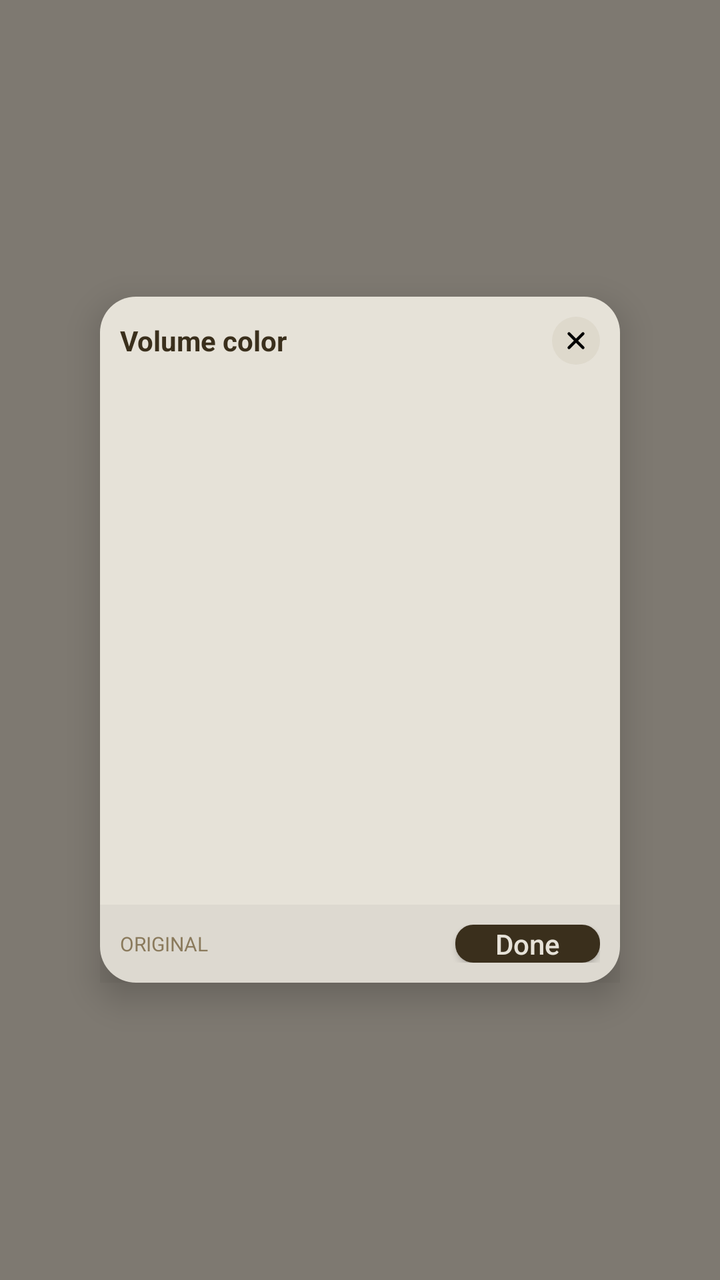
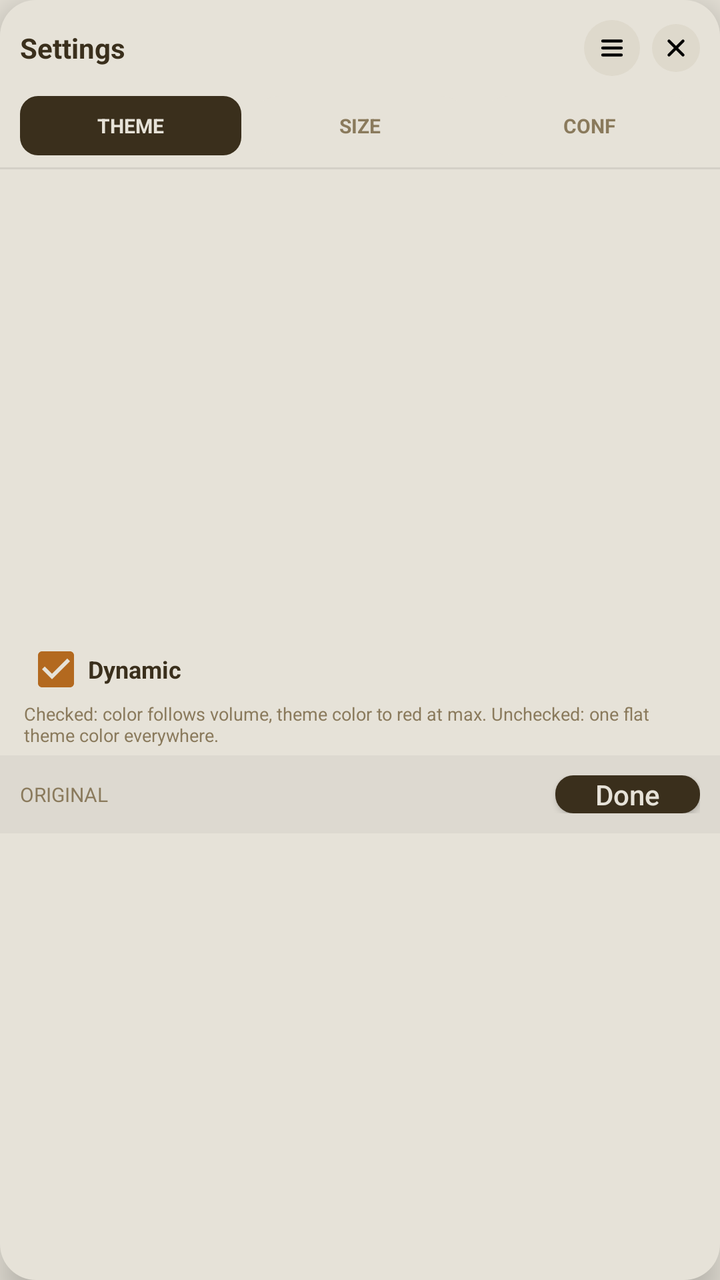

Two renders of the same Android screen: before a commit and after it. Below are the layout's source before the change and the commit's diff.
<!-- AndroidManifest.xml: application theme AppTheme -->
<!-- res/layout/overlay_theme_popup.xml -->
<?xml version="1.0" encoding="utf-8"?>
<FrameLayout xmlns:android="http://schemas.android.com/apk/res/android"
    android:layout_width="match_parent"
    android:layout_height="match_parent"
    android:background="#7F140F08">

    <LinearLayout
        android:layout_width="260dp"
        android:layout_height="wrap_content"
        android:layout_gravity="center"
        android:orientation="vertical"
        android:background="@drawable/bg_panel_card"
        android:elevation="10dp">

        <LinearLayout
            android:layout_width="match_parent"
            android:layout_height="wrap_content"
            android:orientation="horizontal"
            android:gravity="center_vertical"
            android:padding="10dp">

            <TextView
                android:layout_width="0dp"
                android:layout_height="wrap_content"
                android:layout_weight="1"
                android:text="Volume color"
                android:textColor="@color/ink"
                android:textSize="14sp"
                android:textStyle="bold" />

            <ImageButton
                android:id="@+id/themeClose"
                android:layout_width="24dp"
                android:layout_height="24dp"
                android:background="@drawable/bg_round_button"
                android:src="@drawable/ic_close"
                android:scaleType="center"
                android:contentDescription="Close" />
        </LinearLayout>

        <ScrollView
            android:layout_width="match_parent"
            android:layout_height="260dp">

            <GridLayout
                android:id="@+id/themeGrid"
                android:layout_width="match_parent"
                android:layout_height="wrap_content"
                android:columnCount="4"
                android:padding="8dp" />
        </ScrollView>

        <LinearLayout
            android:layout_width="match_parent"
            android:layout_height="wrap_content"
            android:orientation="horizontal"
            android:gravity="center_vertical"
            android:padding="10dp"
            android:background="#0A000000">

            <TextView
                android:id="@+id/themeCurrent"
                android:layout_width="0dp"
                android:layout_height="wrap_content"
                android:layout_weight="1"
                android:text="Original"
                android:textColor="#8A7A5C"
                android:textSize="10sp"
                android:textAllCaps="true" />

            <Button
                android:id="@+id/themeDone"
                android:layout_width="wrap_content"
                android:layout_height="wrap_content"
                android:minWidth="0dp"
                android:minHeight="0dp"
                android:paddingStart="20dp"
                android:paddingEnd="20dp"
                android:text="Done"
                android:textAllCaps="false"
                android:textColor="@color/cream"
                android:background="@drawable/bg_done_button" />
        </LinearLayout>
    </LinearLayout>

</FrameLayout>
<!-- resources referenced by this layout -->
<resources>
  <color name="cream">#E6E2D8</color>
  <color name="ink">#3A2F1C</color>
  <!-- drawable bg_done_button (drawable) -->
  <?xml version="1.0" encoding="utf-8"?>
  <shape xmlns:android="http://schemas.android.com/apk/res/android" android:shape="rectangle">
      <solid android:color="@color/ink" />
      <corners android:radius="9dp" />
  </shape>
  <!-- drawable bg_panel_card (drawable) -->
  <?xml version="1.0" encoding="utf-8"?>
  <shape xmlns:android="http://schemas.android.com/apk/res/android" android:shape="rectangle">
      <solid android:color="@color/cream" />
      <corners android:radius="18dp" />
  </shape>
  <!-- drawable bg_round_button (drawable) -->
  <?xml version="1.0" encoding="utf-8"?>
  <shape xmlns:android="http://schemas.android.com/apk/res/android" android:shape="oval">
      <solid android:color="@color/cream_dark" />
  </shape>
  <!-- drawable ic_close (drawable) -->
  <vector xmlns:android="http://schemas.android.com/apk/res/android"
      android:width="14dp"
      android:height="14dp"
      android:viewportWidth="24"
      android:viewportHeight="24">
      <path
          android:strokeColor="#FF000000"
          android:strokeWidth="2.5"
          android:strokeLineCap="round"
          android:pathData="M6,6l12,12M18,6L6,18" />
  </vector>
  <style name="AppTheme" parent="Theme.AppCompat.DayNight.NoActionBar">
          <item name="colorPrimary">@color/accent</item>
          <item name="colorPrimaryDark">@color/ink</item>
          <item name="colorAccent">@color/accent</item>
          <item name="android:windowBackground">@color/cream</item>
      </style>
  <color name="cream_dark">#DED9CC</color>
  <color name="accent">#B3691F</color>
</resources>

<!-- the commit's change to res/layout/overlay_theme_popup.xml (unified diff, before → after) -->
@@ -1,86 +1,309 @@
 <?xml version="1.0" encoding="utf-8"?>
-<FrameLayout xmlns:android="http://schemas.android.com/apk/res/android"
-    android:layout_width="match_parent"
-    android:layout_height="match_parent"
-    android:background="#7F140F08">
-
+<LinearLayout xmlns:android="http://schemas.android.com/apk/res/android"
+    android:layout_width="260dp"
+    android:layout_height="wrap_content"
+    android:orientation="vertical"
+    android:background="@drawable/bg_panel_card"
+    android:elevation="10dp">
+
+    
     <LinearLayout
-        android:layout_width="260dp"
+        android:layout_width="match_parent"
         android:layout_height="wrap_content"
-        android:layout_gravity="center"
-        android:orientation="vertical"
-        android:background="@drawable/bg_panel_card"
-        android:elevation="10dp">
-
+        android:orientation="horizontal"
+        android:gravity="center_vertical"
+        android:padding="10dp">
+
+        <TextView
+            android:layout_width="0dp"
+            android:layout_height="wrap_content"
+            android:layout_weight="1"
+            android:text="Settings"
+            android:textColor="@color/ink"
+            android:textSize="14sp"
+            android:textStyle="bold" />
+
+        <ImageButton
+            android:id="@+id/dragHandle"
+            android:layout_width="28dp"
+            android:layout_height="28dp"
+            android:layout_marginEnd="6dp"
+            android:background="@drawable/bg_round_button"
+            android:src="@drawable/ic_drag"
+            android:scaleType="center"
+            android:contentDescription="Drag to move" />
+
+        <ImageButton
+            android:id="@+id/themeClose"
+            android:layout_width="24dp"
+            android:layout_height="24dp"
+            android:background="@drawable/bg_round_button"
+            android:src="@drawable/ic_close"
+            android:scaleType="center"
+            android:contentDescription="Close" />
+    </LinearLayout>
+
+    
+    <LinearLayout
+        android:id="@+id/tabRow"
+        android:layout_width="match_parent"
+        android:layout_height="wrap_content"
+        android:orientation="horizontal"
+        android:paddingStart="10dp"
+        android:paddingEnd="10dp"
+        android:paddingBottom="6dp">
+
+        <TextView
+            android:id="@+id/tabTheme"
+            android:layout_width="0dp"
+            android:layout_height="wrap_content"
+            android:layout_weight="1"
+            android:layout_marginEnd="4dp"
+            android:gravity="center"
+            android:padding="8dp"
+            android:text="Theme"
+            android:textAllCaps="true"
+            android:textSize="10sp"
+            android:textStyle="bold"
+            android:textColor="@color/cream"
+            android:background="@drawable/bg_done_button" />
+
+        <TextView
+            android:id="@+id/tabSize"
+            android:layout_width="0dp"
+            android:layout_height="wrap_content"
+            android:layout_weight="1"
+            android:layout_marginEnd="4dp"
+            android:gravity="center"
+            android:padding="8dp"
+            android:text="Size"
+            android:textAllCaps="true"
+            android:textSize="10sp"
+            android:textStyle="bold"
+            android:textColor="#8A7A5C"
+            android:background="@drawable/bg_small_button" />
+
+        <TextView
+            android:id="@+id/tabConf"
+            android:layout_width="0dp"
+            android:layout_height="wrap_content"
+            android:layout_weight="1"
+            android:gravity="center"
+            android:padding="8dp"
+            android:text="Conf"
+            android:textAllCaps="true"
+            android:textSize="10sp"
+            android:textStyle="bold"
+            android:textColor="#8A7A5C"
+            android:background="@drawable/bg_small_button" />
+    </LinearLayout>
+
+    <View
+        android:layout_width="match_parent"
+        android:layout_height="1dp"
+        android:background="#14000000" />
+
+    <FrameLayout
+        android:id="@+id/tabContent"
+        android:layout_width="match_parent"
+        android:layout_height="wrap_content">
+
+        
         <LinearLayout
+            android:id="@+id/themeTabContent"
             android:layout_width="match_parent"
             android:layout_height="wrap_content"
-            android:orientation="horizontal"
-            android:gravity="center_vertical"
-            android:padding="10dp">
-
-            <TextView
-                android:layout_width="0dp"
-                android:layout_height="wrap_content"
-                android:layout_weight="1"
-                android:text="Volume color"
-                android:textColor="@color/ink"
-                android:textSize="14sp"
-                android:textStyle="bold" />
-
-            <ImageButton
-                android:id="@+id/themeClose"
-                android:layout_width="24dp"
-                android:layout_height="24dp"
-                android:background="@drawable/bg_round_button"
-                android:src="@drawable/ic_close"
-                android:scaleType="center"
-                android:contentDescription="Close" />
+            android:orientation="vertical">
+
+            <ScrollView
+                android:layout_width="match_parent"
+                android:layout_height="230dp">
+
+                <GridLayout
+                    android:id="@+id/themeGrid"
+                    android:layout_width="match_parent"
+                    android:layout_height="wrap_content"
+                    android:columnCount="4"
+                    android:padding="8dp" />
+            </ScrollView>
+
+            <LinearLayout
+                android:layout_width="match_parent"
+                android:layout_height="wrap_content"
+                android:orientation="horizontal"
+                android:gravity="center_vertical"
+                android:paddingStart="12dp"
+                android:paddingEnd="12dp"
+                android:paddingTop="4dp">
+
+                <CheckBox
+                    android:id="@+id/dynamicCheck"
+                    android:layout_width="wrap_content"
+                    android:layout_height="wrap_content"
+                    android:checked="true"
+                    android:text="Dynamic"
+                    android:textColor="@color/ink"
+                    android:textSize="12sp"
+                    android:textStyle="bold" />
+            </LinearLayout>
+
+            <TextView
+                android:layout_width="match_parent"
+                android:layout_height="wrap_content"
+                android:paddingStart="12dp"
+                android:paddingEnd="12dp"
+                android:paddingBottom="4dp"
+                android:text="Checked: color follows volume, theme color to red at max. Unchecked: one flat theme color everywhere."
+                android:textColor="#8A7A5C"
+                android:textSize="9sp" />
+
+            <LinearLayout
+                android:layout_width="match_parent"
+                android:layout_height="wrap_content"
+                android:orientation="horizontal"
+                android:gravity="center_vertical"
+                android:padding="10dp"
+                android:background="#0A000000">
+
+                <TextView
+                    android:id="@+id/themeCurrent"
+                    android:layout_width="0dp"
+                    android:layout_height="wrap_content"
+                    android:layout_weight="1"
+                    android:text="Original"
+                    android:textColor="#8A7A5C"
+                    android:textSize="10sp"
+                    android:textAllCaps="true" />
+
+                <Button
+                    android:id="@+id/themeDone"
+                    android:layout_width="wrap_content"
+                    android:layout_height="wrap_content"
+                    android:minWidth="0dp"
+                    android:minHeight="0dp"
+                    android:paddingStart="20dp"
+                    android:paddingEnd="20dp"
+                    android:text="Done"
+                    android:textAllCaps="false"
+                    android:textColor="@color/cream"
+                    android:background="@drawable/bg_done_button" />
+            </LinearLayout>
         </LinearLayout>
 
-        <ScrollView
+        
+        <LinearLayout
+            android:id="@+id/sizeTabContent"
             android:layout_width="match_parent"
-            android:layout_height="260dp">
-
-            <GridLayout
-                android:id="@+id/themeGrid"
-                android:layout_width="match_parent"
-                android:layout_height="wrap_content"
-                android:columnCount="4"
-                android:padding="8dp" />
-        </ScrollView>
-
+            android:layout_height="wrap_content"
+            android:orientation="vertical"
+            android:padding="14dp"
+            android:visibility="gone">
+
+            <TextView
+                android:id="@+id/popupSizeLabel"
+                android:layout_width="match_parent"
+                android:layout_height="wrap_content"
+                android:text="Popup size: 260dp"
+                android:textColor="@color/ink"
+                android:textSize="12sp" />
+
+            <SeekBar
+                android:id="@+id/popupSizeSeek"
+                android:layout_width="match_parent"
+                android:layout_height="wrap_content"
+                android:max="160"
+                android:progress="80" />
+
+            <TextView
+                android:id="@+id/panelWidthLabel"
+                android:layout_width="match_parent"
+                android:layout_height="wrap_content"
+                android:layout_marginTop="10dp"
+                android:text="Volume panel width: 150dp"
+                android:textColor="@color/ink"
+                android:textSize="12sp" />
+
+            <SeekBar
+                android:id="@+id/panelWidthSeek"
+                android:layout_width="match_parent"
+                android:layout_height="wrap_content"
+                android:max="150"
+                android:progress="40" />
+
+            <TextView
+                android:id="@+id/panelHeightLabel"
+                android:layout_width="match_parent"
+                android:layout_height="wrap_content"
+                android:layout_marginTop="10dp"
+                android:text="Volume panel height: 150dp"
+                android:textColor="@color/ink"
+                android:textSize="12sp" />
+
+            <SeekBar
+                android:id="@+id/panelHeightSeek"
+                android:layout_width="match_parent"
+                android:layout_height="wrap_content"
+                android:max="170"
+                android:progress="60" />
+        </LinearLayout>
+
+        
         <LinearLayout
+            android:id="@+id/confTabContent"
             android:layout_width="match_parent"
             android:layout_height="wrap_content"
-            android:orientation="horizontal"
-            android:gravity="center_vertical"
-            android:padding="10dp"
-            android:background="#0A000000">
-
-            <TextView
-                android:id="@+id/themeCurrent"
-                android:layout_width="0dp"
-                android:layout_height="wrap_content"
-                android:layout_weight="1"
-                android:text="Original"
-                android:textColor="#8A7A5C"
-                android:textSize="10sp"
-                android:textAllCaps="true" />
-
-            <Button
-                android:id="@+id/themeDone"
-                android:layout_width="wrap_content"
-                android:layout_height="wrap_content"
-                android:minWidth="0dp"
-                android:minHeight="0dp"
-                android:paddingStart="20dp"
-                android:paddingEnd="20dp"
-                android:text="Done"
-                android:textAllCaps="false"
-                android:textColor="@color/cream"
-                android:background="@drawable/bg_done_button" />
+            android:orientation="vertical"
+            android:padding="14dp"
+            android:visibility="gone">
+
+            <TextView
+                android:id="@+id/confMaxLabel"
+                android:layout_width="match_parent"
+                android:layout_height="wrap_content"
+                android:text="Max volume supported: 40"
+                android:textColor="@color/ink"
+                android:textSize="12sp" />
+
+            <SeekBar
+                android:id="@+id/confMaxSeek"
+                android:layout_width="match_parent"
+                android:layout_height="wrap_content"
+                android:max="75"
+                android:progress="15" />
+
+            <TextView
+                android:id="@+id/confLimitLabel"
+                android:layout_width="match_parent"
+                android:layout_height="wrap_content"
+                android:layout_marginTop="10dp"
+                android:text="Limited to: 25"
+                android:textColor="@color/ink"
+                android:textSize="12sp" />
+
+            <SeekBar
+                android:id="@+id/confLimitSeek"
+                android:layout_width="match_parent"
+                android:layout_height="wrap_content"
+                android:max="39"
+                android:progress="24" />
+
+            <TextView
+                android:id="@+id/confSlowLabel"
+                android:layout_width="match_parent"
+                android:layout_height="wrap_content"
+                android:layout_marginTop="10dp"
+                android:text="When go slowly: 20"
+                android:textColor="@color/ink"
+                android:textSize="12sp" />
+
+            <SeekBar
+                android:id="@+id/confSlowSeek"
+                android:layout_width="match_parent"
+                android:layout_height="wrap_content"
+                android:max="25"
+                android:progress="20" />
         </LinearLayout>
-    </LinearLayout>
-
-</FrameLayout>
+
+    </FrameLayout>
+
+</LinearLayout>
<!-- resource entries referenced after the edit -->
@@ -19,6 +19,12 @@
   <shape xmlns:android="http://schemas.android.com/apk/res/android" android:shape="oval">
       <solid android:color="@color/cream_dark" />
   </shape>
+  <!-- drawable bg_small_button (drawable) -->
+  <?xml version="1.0" encoding="utf-8"?>
+  <shape xmlns:android="http://schemas.android.com/apk/res/android" android:shape="rectangle">
+      <solid android:color="@color/cream" />
+      <corners android:radius="999dp" />
+  </shape>
   <!-- drawable ic_close (drawable) -->
   <vector xmlns:android="http://schemas.android.com/apk/res/android"
       android:width="14dp"
@@ -31,6 +37,19 @@
           android:strokeLineCap="round"
           android:pathData="M6,6l12,12M18,6L6,18" />
   </vector>
+  <!-- drawable ic_drag (drawable) -->
+  <?xml version="1.0" encoding="utf-8"?>
+  <vector xmlns:android="http://schemas.android.com/apk/res/android"
+      android:width="14dp"
+      android:height="14dp"
+      android:viewportWidth="24"
+      android:viewportHeight="24">
+      <path
+          android:strokeColor="#FF000000"
+          android:strokeWidth="2.5"
+          android:strokeLineCap="round"
+          android:pathData="M4,6l16,0M4,12l16,0M4,18l16,0" />
+  </vector>
   <style name="AppTheme" parent="Theme.AppCompat.DayNight.NoActionBar">
           <item name="colorPrimary">@color/accent</item>
           <item name="colorPrimaryDark">@color/ink</item>
